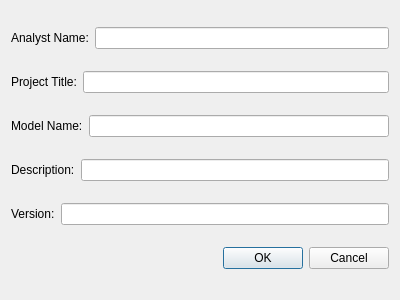
The window that qtGuiProject/QtRebornedGenesys/dialogmodelinformation.ui (ljmotta/2019_2022_GenESyS) describes before a commit, drawn with Qt 5.
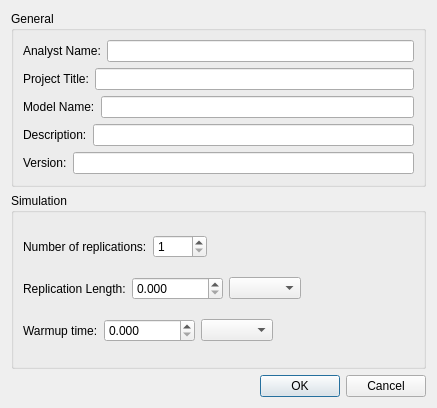
The same window after the commit.

```diff
--- a/qtGuiProject/QtRebornedGenesys/dialogmodelinformation.ui
+++ b/qtGuiProject/QtRebornedGenesys/dialogmodelinformation.ui
@@ -6,8 +6,8 @@
    <rect>
     <x>0</x>
     <y>0</y>
-    <width>400</width>
-    <height>300</height>
+    <width>437</width>
+    <height>408</height>
    </rect>
   </property>
   <property name="windowTitle">
@@ -18,6 +18,12 @@
   </property>
   <layout class="QVBoxLayout" name="verticalLayout">
    <item>
+    <widget class="QGroupBox" name="groupBox">
+     <property name="title">
+      <string>General</string>
+     </property>
+     <layout class="QVBoxLayout" name="verticalLayout_2">
+      <item>
     <layout class="QHBoxLayout" name="horizontalLayout_2">
      <item>
       <widget class="QLabel" name="label_2">
@@ -101,6 +107,141 @@
       <widget class="QLineEdit" name="lineEdit_Version"/>
      </item>
     </layout>
+      </item>
+     </layout>
+    </widget>
+   </item>
+   <item>
+    <widget class="QGroupBox" name="groupBox_2">
+     <property name="title">
+      <string>Simulation</string>
+     </property>
+     <layout class="QVBoxLayout" name="verticalLayout_3">
+      <item>
+       <layout class="QHBoxLayout" name="horizontalLayout_6">
+        <item>
+         <widget class="QLabel" name="label_6">
+          <property name="text">
+           <string>Number of replications:</string>
+          </property>
+         </widget>
+        </item>
+        <item>
+         <widget class="QSpinBox" name="spinBoxNumberofReplications">
+          <property name="minimum">
+           <number>1</number>
+          </property>
+          <property name="maximum">
+           <number>9999</number>
+          </property>
+         </widget>
+        </item>
+        <item>
+         <spacer name="horizontalSpacer_3">
+          <property name="orientation">
+           <enum>Qt::Horizontal</enum>
+          </property>
+          <property name="sizeHint" stdset="0">
+           <size>
+            <width>40</width>
+            <height>20</height>
+           </size>
+          </property>
+         </spacer>
+        </item>
+       </layout>
+      </item>
+      <item>
+       <layout class="QHBoxLayout" name="horizontalLayout_7">
+        <item>
+         <widget class="QLabel" name="label_7">
+          <property name="text">
+           <string>Replication Length:</string>
+          </property>
+         </widget>
+        </item>
+        <item>
+         <widget class="QDoubleSpinBox" name="doubleSpinBoxReplicationLength">
+          <property name="sizePolicy">
+           <sizepolicy hsizetype="Minimum" vsizetype="Fixed">
+            <horstretch>0</horstretch>
+            <verstretch>0</verstretch>
+           </sizepolicy>
+          </property>
+          <property name="decimals">
+           <number>3</number>
+          </property>
+          <property name="minimum">
+           <double>0.000000000000000</double>
+          </property>
+          <property name="maximum">
+           <double>999999.000000000000000</double>
+          </property>
+         </widget>
+        </item>
+        <item>
+         <widget class="QComboBox" name="comboBoxReplicationLengthTimeUnit"/>
+        </item>
+        <item>
+         <spacer name="horizontalSpacer">
+          <property name="orientation">
+           <enum>Qt::Horizontal</enum>
+          </property>
+          <property name="sizeHint" stdset="0">
+           <size>
+            <width>40</width>
+            <height>20</height>
+           </size>
+          </property>
+         </spacer>
+        </item>
+       </layout>
+      </item>
+      <item>
+       <layout class="QHBoxLayout" name="horizontalLayout_8">
+        <item>
+         <widget class="QLabel" name="label_8">
+          <property name="text">
+           <string>Warmup time:</string>
+          </property>
+         </widget>
+        </item>
+        <item>
+         <widget class="QDoubleSpinBox" name="doubleSpinBoxWarmupTime">
+          <property name="sizePolicy">
+           <sizepolicy hsizetype="Minimum" vsizetype="Fixed">
+            <horstretch>0</horstretch>
+            <verstretch>0</verstretch>
+           </sizepolicy>
+          </property>
+          <property name="decimals">
+           <number>3</number>
+          </property>
+          <property name="maximum">
+           <double>999999.000000000000000</double>
+          </property>
+         </widget>
+        </item>
+        <item>
+         <widget class="QComboBox" name="comboBoxWarmupTimeTimeUnit"/>
+        </item>
+        <item>
+         <spacer name="horizontalSpacer_2">
+          <property name="orientation">
+           <enum>Qt::Horizontal</enum>
+          </property>
+          <property name="sizeHint" stdset="0">
+           <size>
+            <width>40</width>
+            <height>20</height>
+           </size>
+          </property>
+         </spacer>
+        </item>
+       </layout>
+      </item>
+     </layout>
+    </widget>
    </item>
    <item>
     <widget class="QDialogButtonBox" name="buttonBox">
```
Lines whose indentation alone changed are shown as unchanged.
